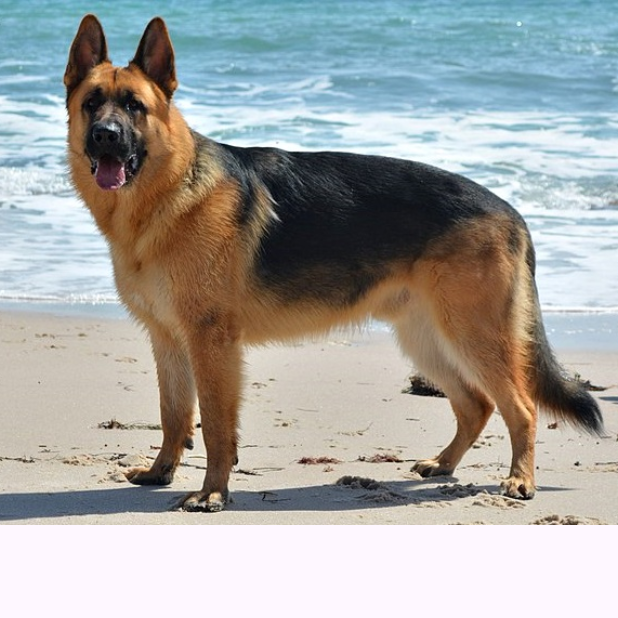
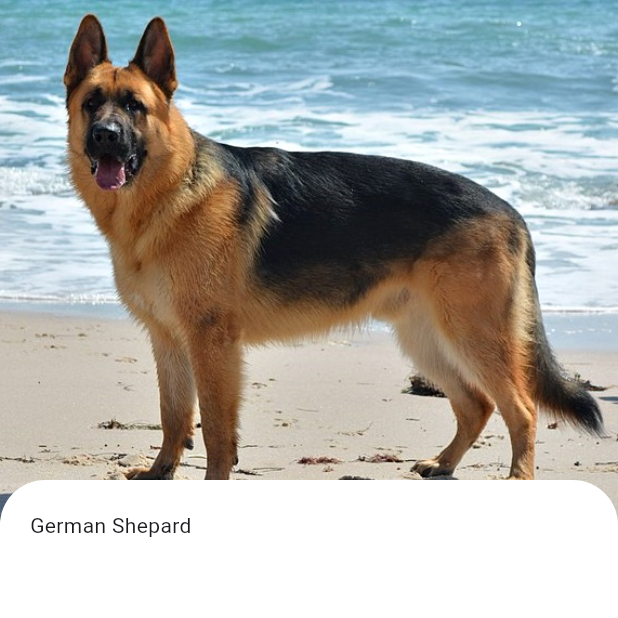
Before and after one commit to sarasiyashodha/Pupedia_App, a Flutter app: the screen it shows after launch, on a phone screen of 412 x 824 dp, the top half of it. Run offline on Flutter 3.47's test engine with Material 2 defaults, Android fonts, the phone set to English and light mode, and no system bars; our stand-ins replace flutter_spinkit.

Commit message:
Edited the result page.

```diff
--- a/lib/result_page.dart
+++ b/lib/result_page.dart
@@ -12,8 +12,6 @@ class ResultPage extends StatelessWidget {
         child: Stack(
           children: [
             Positioned(
-              left: 0,
-                right: 0,
                 child: Container(
                   width: double.maxFinite,
                   height: 350,
@@ -24,7 +22,31 @@ class ResultPage extends StatelessWidget {
                   ),
                 ),
             ),
-            // Positioned(child: child)
+            Positioned(
+              top: 320,
+              child: Container(
+                width: MediaQuery.of(context).size.width,
+                height: 500,
+                decoration: BoxDecoration(
+                  color: Colors.white,
+                  borderRadius: BorderRadius.only(
+                    topLeft: Radius.circular(30),
+                    topRight: Radius.circular(30),
+                  ),
+                ),
+                child: Padding(
+                  padding: const EdgeInsets.all(20.0),
+                  child: Column(
+                    crossAxisAlignment: CrossAxisAlignment.start,
+                    children: [
+                      Text("German Shepard"),
+                    ],
+
+                  ),
+                ),
+
+            ),
+            ),
           ],
         ),
       ),
```
Also changed, not shown: Fonts/PTSerifCaption-Regular.ttf (added).
